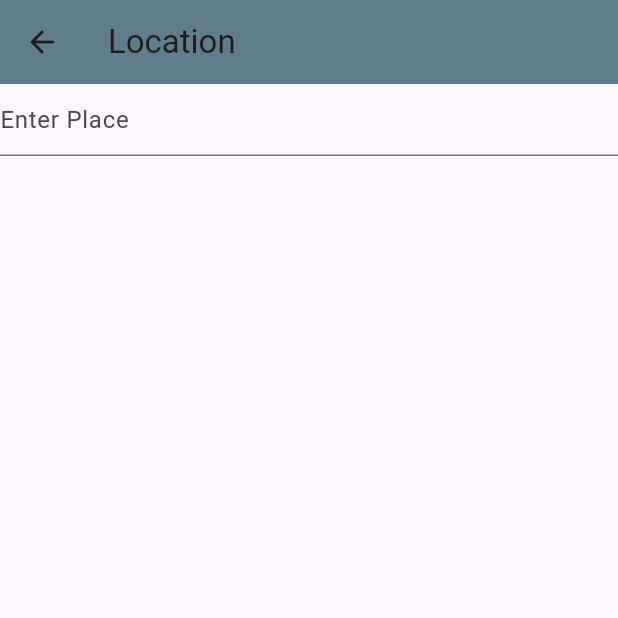
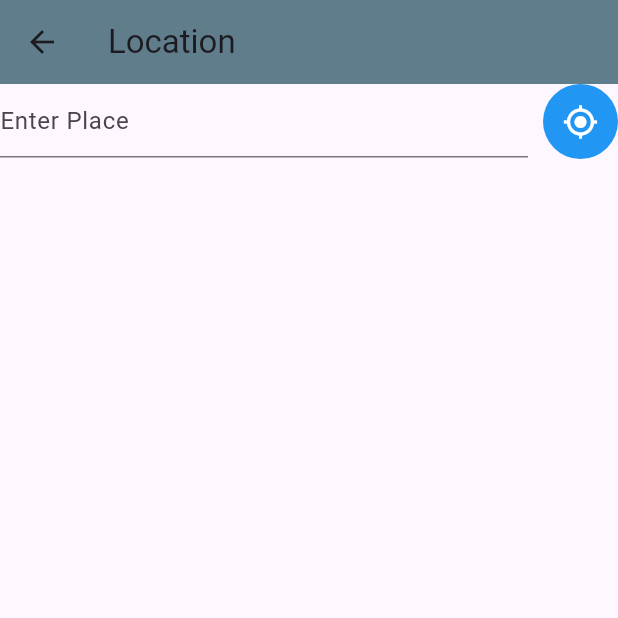
Before and after one commit to NomanNayeem5516/-Weather-App-using-Clean-Architecture, a Flutter app: the HomePage screen opened directly, on a phone screen of 412 x 824 dp, the top half of it. Run offline on Flutter 3.47's test engine with Material 3 defaults, Android fonts, the phone set to English and light mode, and no system bars; our stand-ins replace bloc, dio, flutter_bloc, geolocator, shared_preferences; accounts and stored records are empty.

Commit message:
geo location add

```diff
--- /dev/null
+++ b/lib/cubit/currentLocation/current_location_state.dart
@@ -0,0 +1,14 @@
+part of 'current_location_cubit.dart';
+
+@immutable
+sealed class CurrentLocationState {}
+
+final class CurrentLocationInitial extends CurrentLocationState {}
+
+final class CurrentLocationLoading extends CurrentLocationState {}
+
+final class CurrentLocationLoaded extends CurrentLocationState {
+
+}
+
+final class CurrentLocationError extends CurrentLocationState {}
--- a/lib/screens/authScreens/login_screen.dart
+++ b/lib/screens/authScreens/login_screen.dart
@@ -1,12 +1,15 @@
 import 'package:flutter/material.dart';
 import 'package:flutter_bloc/flutter_bloc.dart';
 import 'package:weather_app_eith_clean_arc/components/common_button.dart';
-import 'package:weather_app_eith_clean_arc/cubit/log_in_cubit.dart';
+
 import 'package:weather_app_eith_clean_arc/helper/colors_helper.dart';
 import 'package:weather_app_eith_clean_arc/helper/dimensn_helper.dart';
 import 'package:weather_app_eith_clean_arc/helper/font_helper.dart';
 import 'package:weather_app_eith_clean_arc/helper/string_helper.dart';
 import 'package:weather_app_eith_clean_arc/utiles/loading_indicator.dart';
+
+import '../../cubit/logIn/log_in_cubit.dart';
+import '../../cubit/logIn/log_in_state.dart';
 
 class LoginScreen extends StatefulWidget {
   const LoginScreen({super.key});
--- a/lib/screens/home_page.dart
+++ b/lib/screens/home_page.dart
@@ -1,5 +1,9 @@
 import 'package:flutter/material.dart';
+import 'package:flutter_bloc/flutter_bloc.dart';
+import 'package:weather_app_eith_clean_arc/cubit/currentLocation/current_location_cubit.dart';
+import 'package:weather_app_eith_clean_arc/helper/dimensn_helper.dart';
 import 'package:weather_app_eith_clean_arc/helper/storage_helper.dart';
+import 'package:weather_app_eith_clean_arc/utiles/loading_indicator.dart';
 
 import '../helper/colors_helper.dart';
 import '../helper/string_helper.dart';
@@ -12,19 +16,49 @@ class HomePage extends StatefulWidget {
 }
 
 class _HomePageState extends State<HomePage> {
-
   @override
   Widget build(BuildContext context) {
-    return  Scaffold(
-        appBar: AppBar(
-          backgroundColor: ColorsHelper.primaryColor,
-          title: const Text(StringHelper.location),
-        ),
-      body:Column(
+    return Scaffold(
+      appBar: AppBar(
+        backgroundColor: ColorsHelper.primaryColor,
+        title: const Text(StringHelper.location),
+      ),
+      body: Column(
         children: [
-          TextFormField(
-            decoration: InputDecoration(hintText: StringHelper.enterPlace),
-            onChanged: (String value){},
+          Row(
+            children: [
+              Expanded(
+                child: TextFormField(
+                  decoration:
+                      InputDecoration(hintText: StringHelper.enterPlace),
+                  onChanged: (String value) {},
+                ),
+              ),
+              BlocProvider(
+                  create: (context) => CurrentLocationCubit(),
+                  child: GestureDetector(onTap: () {
+                    context.read<CurrentLocationCubit>().grtGeoLocator(context);
+                  }, child:
+                      BlocBuilder<CurrentLocationCubit, CurrentLocationState>(
+                    builder: (context, state) {
+                      return Container(
+                        margin: const EdgeInsets.only(
+                            left: DimensnHelper.dimensn_10),
+                        height: DimensnHelper.dimensn_50,
+                        width: DimensnHelper.dimensn_50,
+                        decoration: const BoxDecoration(
+                            color: ColorsHelper.blueColor,
+                            shape: BoxShape.circle),
+                        child: state is CurrentLocationLoading
+                            ? loadingIndicator()
+                            : const Icon(
+                                Icons.my_location,
+                                color: ColorsHelper.whiteColor,
+                              ),
+                      );
+                    },
+                  )))
+            ],
           )
         ],
       ),
--- a/pubspec.yaml
+++ b/pubspec.yaml
@@ -39,6 +39,7 @@ dependencies:
   image_picker:
   flutter_bloc: ^8.0.0
   shared_preferences: ^2.3.2
+  geolocator: ^13.0.1
 
 dev_dependencies:
   flutter_test:
```
Also changed, not shown: lib/cubit/currentLocation/current_location_cubit.dart (added, +31 -0 lines), lib/cubit/logIn/log_in_cubit.dart (renamed from lib/cubit/log_in_cubit.dart, +7 -2 lines), lib/cubit/logIn/log_in_state.dart (renamed from lib/cubit/log_in_state.dart, +9 -1 lines), lib/helper/storage_helper.dart (+25 -6 lines), lib/screens/authScreens/parmision_hendle.dart (added, +35 -0 lines), lib/screens/home_screen.dart (added, +14 -0 lines), pubspec.lock, 5 other files.
